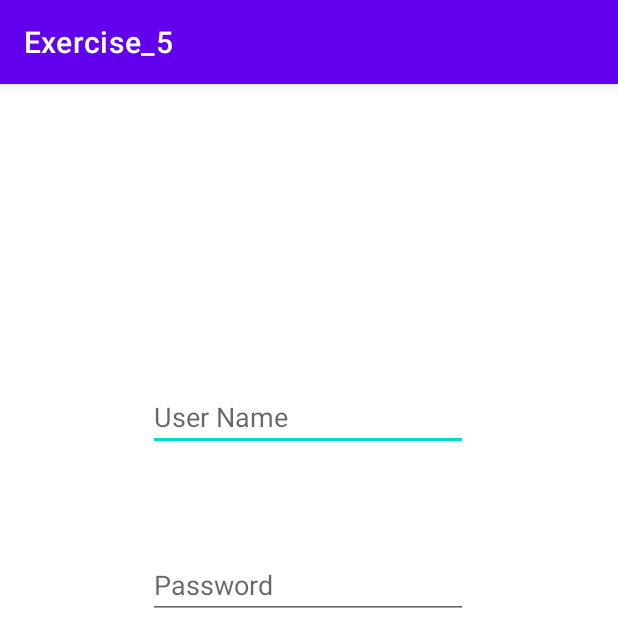
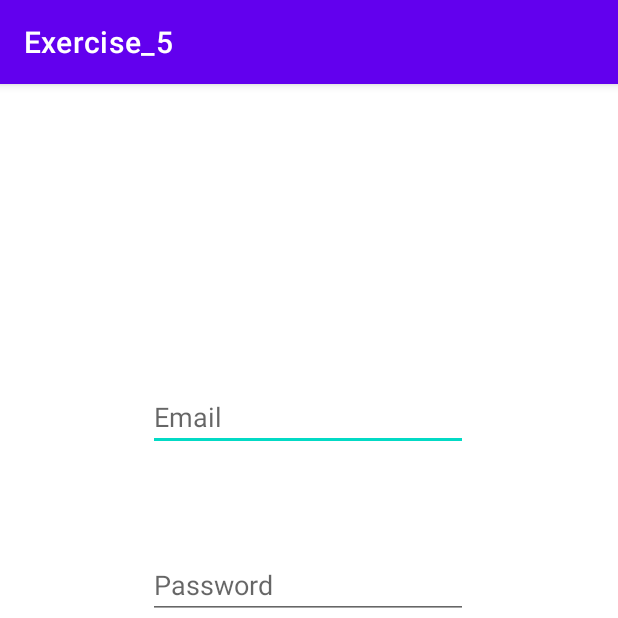
Before and after one commit to SoftwareEng-3010/Rest, an Android app: the screen it shows after launch (LoginActivity), after a tap on "LOG IN", on a phone screen of 412 x 824 dp, the top half of it. Run offline under Robolectric (Android 15) with nearby library versions, the light colour scheme and no system bars; our stand-ins replace Firebase (no records; nobody signed in at launch, a user with empty details on screens opened directly).

Commit message:
Login now works

```diff
--- a/app/build.gradle
+++ b/app/build.gradle
@@ -34,6 +34,7 @@ dependencies {
     implementation 'com.google.android.material:material:1.4.0'
     implementation 'androidx.constraintlayout:constraintlayout:2.0.4'
     implementation 'com.google.firebase:firebase-auth:21.0.1'
+    implementation 'com.google.android.gms:play-services-tasks:17.2.1'
     testImplementation 'junit:junit:4.+'
     androidTestImplementation 'androidx.test.ext:junit:1.1.3'
     androidTestImplementation 'androidx.test.espresso:espresso-core:3.4.0'
--- a/app/src/main/java/com/example/exercise_5/LoginActivity.java
+++ b/app/src/main/java/com/example/exercise_5/LoginActivity.java
@@ -1,13 +1,11 @@
 package com.example.exercise_5;
 
 import android.os.Bundle;
-import android.util.Log;
-import android.view.Menu;
 import android.view.View;
 import android.widget.Button;
 import android.widget.EditText;
-import android.widget.TextView;
 import android.widget.Toast;
+import android.util.Log;
 
 import androidx.annotation.NonNull;
 import androidx.appcompat.app.AppCompatActivity;
@@ -20,29 +18,86 @@ import com.google.firebase.auth.FirebaseUser;
 
 public class LoginActivity extends AppCompatActivity {
 
+    private static final String TAG = "EmailPassword";
+
     private FirebaseAuth mAuth;
-    private EditText usrNameBox;
+    private EditText emailBox;
     private EditText passwordBox;
-    private Button loginBtn;
+    private Button signinBtn;
+    private Button signupBtn;
+    private Button guestBtn;
 
     @Override
     protected void onCreate(Bundle savedInstanceState){
-        super.onCreate(savedInstanceState);
-        setContentView(R.layout.login_activity);
+
+        Toast.makeText(this, "Login: onCreate", Toast.LENGTH_SHORT).show();
+
+        super.onCreate(savedInstanceState);                         // Required
+        setContentView(R.layout.login_activity);                    // Connecting to login layout
+        Toast.makeText(this, "Before getInstance", Toast.LENGTH_SHORT).show();
 
         mAuth = FirebaseAuth.getInstance();
 
-        this.usrNameBox = (EditText)findViewById(R.id.user_name);
-        this.passwordBox = (EditText)findViewById(R.id.password);
+        Toast.makeText(LoginActivity.this, "Got firebase instance", Toast.LENGTH_SHORT).show();
 
-        loginBtn = (Button)findViewById(R.id.log_in_button);
-        Button signupBtn = (Button)findViewById(R.id.sign_up_button);
-        Button guestBtn = (Button)findViewById(R.id.guest_button);
+        this.emailBox = (EditText)findViewById(R.id.email);         // Reference to textbox
+        this.passwordBox = (EditText)findViewById(R.id.password);   // Reference to textbox
 
+        // References to buttons
+        signinBtn = (Button)findViewById(R.id.signin_button);
+        signupBtn = (Button)findViewById(R.id.sign_up_button);
+        guestBtn = (Button)findViewById(R.id.guest_button);
 
-//        // click listener for login button
+        //initListeners();
+    }
 
-        // click listener for  signup button
+    private void signIn(String email, String password){
+        mAuth.signInWithEmailAndPassword(email, password)
+                .addOnCompleteListener(this, new OnCompleteListener<AuthResult>() {
+                    @Override
+                    public void onComplete(@NonNull Task<AuthResult> task) {
+                        if (task.isSuccessful()) {
+                            FirebaseUser user = mAuth.getCurrentUser();
+                            Toast.makeText(LoginActivity.this, "Email: "+ user.getEmail(), Toast.LENGTH_SHORT).show();
+                        } else {
+                            // If sign in fails, display a message to the user.
+                            Log.w(TAG, "signInWithEmail:failure", task.getException());
+                            Toast.makeText(LoginActivity.this, "Authentication failed.",
+                                    Toast.LENGTH_SHORT).show();
+                        }
+                    }
+                });
+    }
+
+    private void initListeners(){
+
+        signinBtn.setOnClickListener(new View.OnClickListener() {
+
+            @Override
+            /**
+             * get signin credentials and authenticate
+             */
+            public void onClick(View v) {
+
+                Toast.makeText(LoginActivity.this, "Started login.onClick", Toast.LENGTH_LONG).show();
+                String email = emailBox.getText().toString();
+                String password = passwordBox.getText().toString();
+
+                signIn(email, password);
+//
+//                mAuth.signInWithEmailAndPassword(username, password);
+//
+//                if (mAuth.getCurrentUser() != null) {
+//                    Toast.makeText(LoginActivity.this, "User email: " +
+//                            mAuth.getCurrentUser().getEmail(), Toast.LENGTH_LONG).show();
+//                } else {
+//                    Toast.makeText(LoginActivity.this, "Incorrect Credentials!!!"
+//                            , Toast.LENGTH_LONG).show();
+//                }
+
+            }
+        });
+
         signupBtn.setOnClickListener(new View.OnClickListener() {
 
             @Override
@@ -54,7 +109,6 @@ public class LoginActivity extends AppCompatActivity {
             }
         });
 
-        // click listener for guest button
         guestBtn.setOnClickListener(new View.OnClickListener() {
 
             @Override
@@ -70,32 +124,7 @@ public class LoginActivity extends AppCompatActivity {
     @Override
     protected void onStart() {
         super.onStart();
-
-        loginBtn.setOnClickListener(new View.OnClickListener() {
-
-            @Override
-            /**
-             * get login credentials and authenticate
-             */
-            public void onClick(View v) {
-
-                String username = usrNameBox.getText().toString();
-                String password = passwordBox.getText().toString();
-
-//                FirebaseUser currentUser = mAuth.;
-
-                mAuth.signInWithEmailAndPassword(username, password);
-
-                if (mAuth.getCurrentUser() != null) {
-                    Toast.makeText(LoginActivity.this, "User email: " +
-                            mAuth.getCurrentUser().getEmail(), Toast.LENGTH_LONG).show();
-                } else {
-                    Toast.makeText(LoginActivity.this, "Incorrect Credentials!!!"
-                            , Toast.LENGTH_LONG).show();
-                }
-
-                mAuth.signOut();
-            }
-        });
+        Toast.makeText(this, "Login: onStart", Toast.LENGTH_SHORT).show();
+        initListeners();
     }
 }
--- a/app/src/main/java/com/example/exercise_5/MainActivity.java
+++ b/app/src/main/java/com/example/exercise_5/MainActivity.java
@@ -12,15 +12,15 @@ public class MainActivity extends AppCompatActivity {
     protected void onCreate(Bundle savedInstanceState) {
         super.onCreate(savedInstanceState);
 
-        Toast.makeText(this, "CHECKING", Toast.LENGTH_LONG).show();
-        Intent intent  = new Intent(this, LoginActivity.class);
-        startActivity(intent);
+        Toast.makeText(this, "Main: onCreate", Toast.LENGTH_SHORT).show();
     }
 
     @Override
     protected void onStart() {
         super.onStart();
 
-        Toast.makeText(this, "ON START", Toast.LENGTH_LONG).show();
+        Toast.makeText(this, "Main: onStart", Toast.LENGTH_SHORT).show();
+        Intent intent  = new Intent(this, LoginActivity.class);
+        startActivity(intent);
     }
 }
--- a/app/src/main/res/layout/login_activity.xml
+++ b/app/src/main/res/layout/login_activity.xml
@@ -8,7 +8,7 @@
 
 
     <Button
-        android:id="@+id/log_in_button"
+        android:id="@+id/signin_button"
         android:layout_width="wrap_content"
         android:layout_height="wrap_content"
         android:text="@string/login_en"
@@ -43,11 +43,11 @@
         app:layout_constraintVertical_bias="0.833" />
 
     <EditText
-        android:id="@+id/user_name"
+        android:id="@+id/email"
         android:layout_width="wrap_content"
         android:layout_height="wrap_content"
         android:ems="10"
-        android:hint="User Name"
+        android:hint="Email"
         android:inputType="text"
         app:layout_constraintBottom_toBottomOf="parent"
         app:layout_constraintEnd_toEndOf="parent"
```
